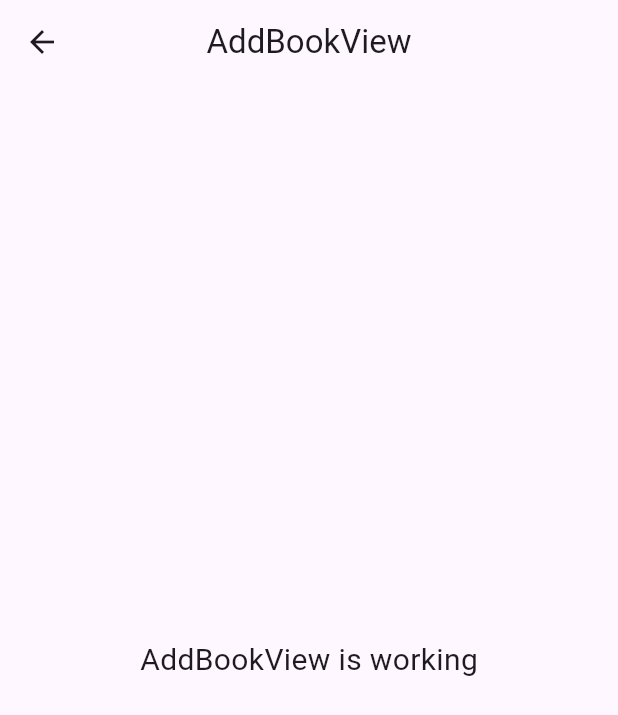
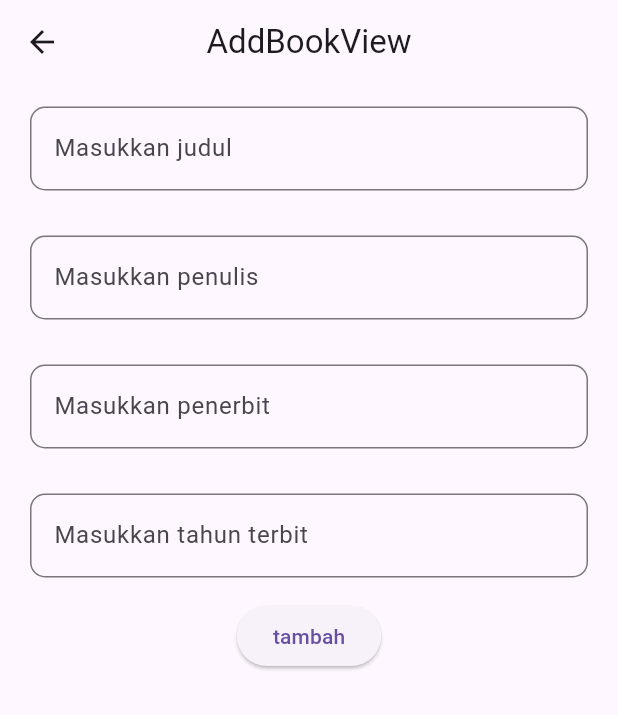
Before and after one commit to Thoriqqqqqqq/petugas_perpustakaan_app, a Flutter app: the BookView screen opened by its route, after a tap on the "add" icon, on a phone screen of 412 x 824 dp. Shown: the top 715 px of the screen. Run offline on Flutter 3.47's test engine with Material 3 defaults, Android fonts, the phone set to English and light mode, and no system bars; our stand-ins replace dio, get, get_storage, pretty_dio_logger; accounts and stored records are empty; network calls fail; statements that could not run were skipped.

Commit message:
commit ke3

```diff
--- a/lib/app/modules/add_book/controllers/add_book_controller.dart
+++ b/lib/app/modules/add_book/controllers/add_book_controller.dart
@@ -1,9 +1,25 @@
+import 'package:dio/dio.dart';
+import 'package:flutter/cupertino.dart';
+import 'package:flutter/material.dart';
 import 'package:get/get.dart';
+import 'package:petugas_perpustakaan_rpl_b/app/modules/book/controllers/book_controller.dart';
+
+import '../../../data/constant/endpoint.dart';
+import '../../../data/provider/api_providerr.dart';
 
 class AddBookController extends GetxController {
-  //TODO: Implement AddBookController
+  final loadingbook = false.obs;
+  final GlobalKey<FormState> formKey = GlobalKey<FormState>();
+  final TextEditingController judulController = TextEditingController();
+  final TextEditingController penulisController = TextEditingController();
+  final TextEditingController penerbitController = TextEditingController();
+  final TextEditingController tahunTerbitController = TextEditingController();
+  final BookController bookController = Get.find();
+
 
   final count = 0.obs;
+
+  get usernameController => null;
   @override
   void onInit() {
     super.onInit();
@@ -19,5 +35,40 @@ class AddBookController extends GetxController {
     super.onClose();
   }
 
-  void increment() => count.value++;
-}
+  post() async {
+    loadingbook(true);
+    try {
+      FocusScope.of(Get.context!).unfocus();
+      formKey.currentState?.save();
+      if (formKey.currentState!.validate()){
+        final response = await ApiProvider.instance().post(Endpoint.book,
+        data:
+          {
+            "judul":judulController.text.toString(),
+            "penulis": penulisController.text.toString(),
+            "penerbit": penerbitController.text.toString(),
+            "tahun_terbit": int.parse(tahunTerbitController.text.toString())
+          }
+        );
+        if (response.statusCode == 201) {
+          bookController.getData();
+          Get.back();
+        }else{
+          Get.snackbar("Sorry", "Login Gagal", backgroundColor: Colors.red);
+        }
+      }
+      loadingbook(false);
+    }on DioException catch (e) {
+      loadingbook(false);
+      if(e.response != null) {
+        if(e.response?.data != null){
+          Get.snackbar("Sorry", "${e.response?.data['message']}",backgroundColor: Colors.red);
+        }
+      }else{
+        Get.snackbar("Sorry", e.message ??"", backgroundColor: Colors.red);
+      }
+    }catch (e) {
+      loadingbook(false);
+      Get.snackbar("Error", e.toString(),backgroundColor: Colors.red);
+    }
+  }}
--- a/lib/app/modules/add_book/views/add_book_view.dart
+++ b/lib/app/modules/add_book/views/add_book_view.dart
@@ -13,12 +13,92 @@ class AddBookView extends GetView<AddBookController> {
         title: const Text('AddBookView'),
         centerTitle: true,
       ),
-      body: const Center(
-        child: Text(
-          'AddBookView is working',
-          style: TextStyle(fontSize: 20),
-        ),
+      body:Center(
+    child: Form(
+    key: controller.formKey,
+      child: Column(
+        children: [
+
+          Padding(
+            padding: const EdgeInsets.symmetric(horizontal: 20, vertical: 15),
+            child: TextFormField(
+              controller: controller.judulController,
+              decoration: InputDecoration(
+                  hintText: "Masukkan judul",
+                  border: OutlineInputBorder(
+                      borderRadius: BorderRadius.circular(10))),
+              validator: (value) {
+                if (value!.isEmpty) {
+                  return "judul tidak boleh kosong";
+                }
+                return null;
+              },
+            ),
+          ),
+
+          Padding(
+            padding: const EdgeInsets.symmetric(horizontal: 20, vertical: 15),
+            child: TextFormField(
+              controller: controller.penulisController,
+              decoration: InputDecoration(
+                  hintText: "Masukkan penulis",
+                  border: OutlineInputBorder(
+                      borderRadius: BorderRadius.circular(10))),
+              validator: (value) {
+                if (value!.isEmpty) {
+                  return "penulis tidak boleh kosong";
+                }
+                return null;
+              },
+            ),
+          ),
+
+          Padding(
+            padding: const EdgeInsets.symmetric(horizontal: 20, vertical: 15),
+            child: TextFormField(
+              controller: controller.penerbitController,
+              decoration: InputDecoration(
+                  hintText: "Masukkan penerbit",
+                  border: OutlineInputBorder(
+                      borderRadius: BorderRadius.circular(10))),
+              validator: (value) {
+                if (value!.isEmpty) {
+                  return "penerbit tidak boleh kosong";
+                }
+                return null;
+              },
+            ),
+          ),
+
+          Padding(
+            padding: const EdgeInsets.symmetric(horizontal: 20, vertical: 15),
+            child: TextFormField(
+              controller: controller.tahunTerbitController,
+              decoration: InputDecoration(
+                  hintText: "Masukkan tahun terbit",
+                  border: OutlineInputBorder(
+                      borderRadius: BorderRadius.circular(10))),
+              validator: (value) {
+                if (value!.isEmpty) {
+                  return "tahun terbit tidak boleh kosong";
+                }
+                return null;
+              },
+            ),
+          ),
+
+          Obx(
+                () => controller.loadingbook.value
+                ? CircularProgressIndicator()
+                : ElevatedButton(
+                onPressed: () {
+                  controller.post();
+                },
+                child: Text("tambah")),
+          )
+        ],
       ),
+    )),
     );
   }
 }
--- a/lib/app/modules/book/controllers/book_controller.dart
+++ b/lib/app/modules/book/controllers/book_controller.dart
@@ -1,12 +1,17 @@
+import 'package:dio/dio.dart';
+import 'package:flutter/material.dart';
 import 'package:get/get.dart';
+import 'package:petugas_perpustakaan_rpl_b/app/data/model/response_book.dart';
 
-class BookController extends GetxController {
-  //TODO: Implement BookController
+import '../../../data/constant/endpoint.dart';
+import '../../../data/provider/api_providerr.dart';
 
-  final count = 0.obs;
+class BookController extends GetxController with StateMixin<List<DataBook>> {
+
   @override
   void onInit() {
     super.onInit();
+    getData();
   }
 
   @override
@@ -19,5 +24,30 @@ class BookController extends GetxController {
     super.onClose();
   }
 
-  void increment() => count.value++;
+  Future<void> getData() async{
+    change(null, status: RxStatus.loading());
+    try {
+        final response = await ApiProvider.instance().get(Endpoint.book,);
+        if (response.statusCode == 200) {
+          final ResponseBook responseBook = ResponseBook.fromJson(response.data);
+          if(responseBook.data!.isEmpty){
+            change(null, status: RxStatus.empty());
+          }else{
+            change(responseBook.data, status: RxStatus.success());
+          }
+        }else{
+          change(null, status: RxStatus.error("Gagal mengambil data"));
+        }
+    }on DioException catch (e) {
+      if(e.response != null) {
+        if(e.response?.data != null){
+          change(null, status: RxStatus.error("${e.response?.data['message']}"));
+        }
+      }else{
+        change(null, status: RxStatus.error(e.message ??""));
+      }
+    }catch (e) {
+      change(null, status: RxStatus.error(e.toString()));
+    }
+  }
 }
--- a/lib/app/modules/book/views/book_view.dart
+++ b/lib/app/modules/book/views/book_view.dart
@@ -18,12 +18,18 @@ class BookView extends GetView<BookController> {
         onPressed: () => Get.toNamed(Routes.ADD_BOOK),
         child: Icon(Icons.add),
       ),
-      body: const Center(
-        child: Text(
-          'BookView is working',
-          style: TextStyle(fontSize: 20),
-        ),
-      ),
+      body: controller.obx((state) => ListView.separated(
+        itemCount: state!.length,
+        itemBuilder: (context, index){
+          return ListTile(
+            title: Text("${state[index].judul}"),
+            subtitle: Text("Penulis ${state[index].penulis}"),
+          );
+        },
+        separatorBuilder: (context, index){
+          return Divider();
+        },
+      ))
     );
   }
 }
```
Also changed, not shown: lib/app/data/model/response_book.dart (+5 -5 lines), lib/app/data/model/response_login.dart (+5 -5 lines), lib/app/data/model/response_pinjam.dart (+5 -5 lines), lib/app/modules/home/views/home_view.dart (+18 -8 lines), lib/app/modules/login/views/login_view.dart (+28 -15 lines), lib/app/modules/peminjaman/controllers/peminjaman_controller.dart (+33 -2 lines), lib/app/modules/peminjaman/views/peminjaman_view.dart (+20 -10 lines).
